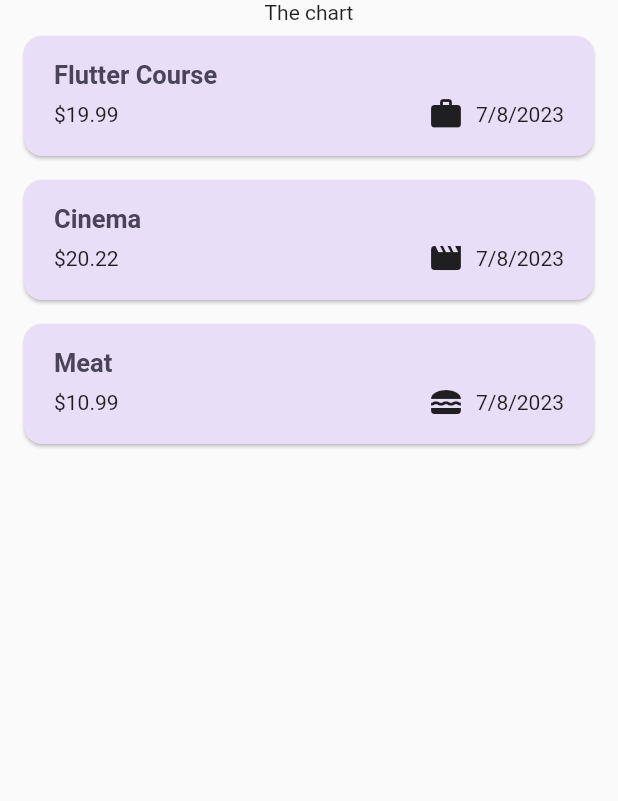
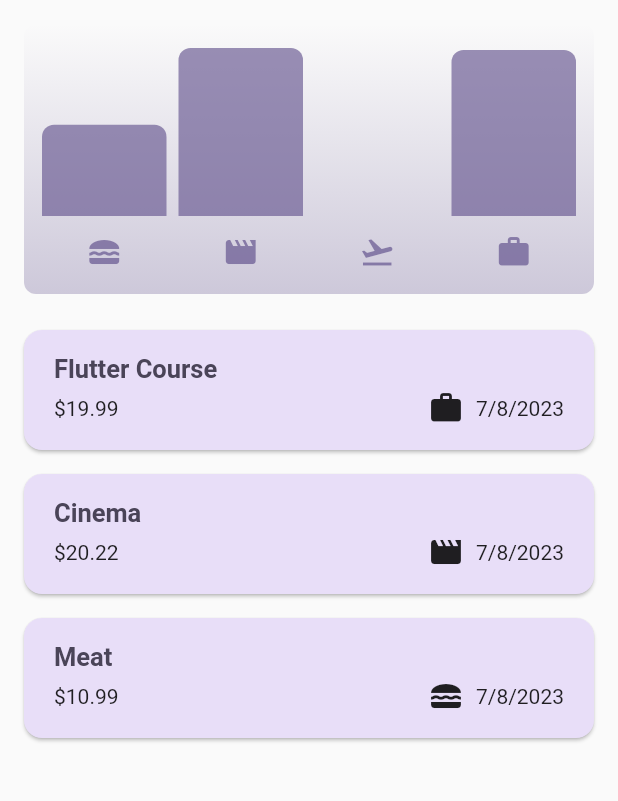
Before and after one commit to baralisachin10/add-your-expenses, a Flutter app: the screen it shows after launch, on a phone screen of 412 x 824 dp, the part 84-885 px from its top. Run offline on Flutter 3.47's test engine with Material 2 defaults, Android fonts, the phone set to English and light mode, and no system bars.

Commit message:
chart and chartbar

```diff
--- a/lib/main.dart
+++ b/lib/main.dart
@@ -6,14 +6,27 @@
 );
 
 var kColorDarkScheme = ColorScheme.fromSeed(
+  brightness: Brightness.dark,
   seedColor: const Color.fromARGB(255, 5, 99, 125),
 );
 
 void main() {
   runApp(
     MaterialApp(
-      darkTheme: ThemeData.dark()
-          .copyWith(useMaterial3: true, colorScheme: kColorDarkScheme),
+      darkTheme: ThemeData.dark().copyWith(
+        useMaterial3: true,
+        colorScheme: kColorDarkScheme,
+        cardTheme: const CardTheme().copyWith(
+          color: kColorDarkScheme.onSecondary,
+          margin: const EdgeInsets.symmetric(horizontal: 16, vertical: 8),
+        ),
+        elevatedButtonTheme: ElevatedButtonThemeData(
+          style: ElevatedButton.styleFrom(
+            backgroundColor: kColorDarkScheme.primaryContainer,
+            foregroundColor: kColorDarkScheme.onPrimaryContainer,
+          ),
+        ),
+      ),
       theme: ThemeData().copyWith(
         useMaterial3: true,
         colorScheme: kColorScheme,
@@ -38,6 +51,7 @@
             )),
       ),
       debugShowCheckedModeBanner: false,
+      themeMode: ThemeMode.system,
       home: const Expenses(),
     ),
   );
--- a/lib/models/expense.dart
+++ b/lib/models/expense.dart
@@ -33,3 +33,27 @@
     return formatter.format(date);
   }
 }
+
+class ExpenseBucket {
+  final Category category;
+  final List<Expense> expenses;
+
+  ExpenseBucket.forCategory(List<Expense> allExpenses, this.category)
+      : expenses = allExpenses
+            .where((expense) => expense.category == category)
+            .toList();
+
+  const ExpenseBucket({
+    required this.category,
+    required this.expenses,
+  });
+
+  double get totalExpenses {
+    double sum = 0;
+
+    for (final expense in expenses) {
+      sum += expense.amount;
+    }
+    return sum;
+  }
+}
--- /dev/null
+++ b/lib/widgets/chart/char_bar.dart
@@ -0,0 +1,34 @@
+import 'package:flutter/material.dart';
+
+class ChartBar extends StatelessWidget {
+  const ChartBar({
+    super.key,
+    required this.fill,
+  });
+
+  final double fill;
+
+  @override
+  Widget build(BuildContext context) {
+    final isDarkMode =
+        MediaQuery.of(context).platformBrightness == Brightness.dark;
+    return Expanded(
+      child: Padding(
+        padding: const EdgeInsets.symmetric(horizontal: 4),
+        child: FractionallySizedBox(
+          heightFactor: fill,
+          child: DecoratedBox(
+            decoration: BoxDecoration(
+              shape: BoxShape.rectangle,
+              borderRadius:
+                  const BorderRadius.vertical(top: Radius.circular(8)),
+              color: isDarkMode
+                  ? Theme.of(context).colorScheme.secondary
+                  : Theme.of(context).colorScheme.primary.withOpacity(0.65),
+            ),
+          ),
+        ),
+      ),
+    );
+  }
+}
--- /dev/null
+++ b/lib/widgets/chart/chart.dart
@@ -0,0 +1,95 @@
+import 'package:flutter/material.dart';
+
+import '../../models/expense.dart';
+import './char_bar.dart';
+
+class Chart extends StatelessWidget {
+  const Chart({super.key, required this.expenses});
+
+  final List<Expense> expenses;
+
+  List<ExpenseBucket> get buckets {
+    return [
+      ExpenseBucket.forCategory(expenses, Category.food),
+      ExpenseBucket.forCategory(expenses, Category.leisure),
+      ExpenseBucket.forCategory(expenses, Category.travel),
+      ExpenseBucket.forCategory(expenses, Category.work),
+    ];
+  }
+
+  double get maxTotalExpense {
+    double maxTotalExpense = 0;
+
+    for (final bucket in buckets) {
+      if (bucket.totalExpenses > maxTotalExpense) {
+        maxTotalExpense = bucket.totalExpenses;
+      }
+    }
+
+    return maxTotalExpense;
+  }
+
+  @override
+  Widget build(BuildContext context) {
+    final isDarkMode =
+        MediaQuery.of(context).platformBrightness == Brightness.dark;
+    return Container(
+      margin: const EdgeInsets.all(16),
+      padding: const EdgeInsets.symmetric(
+        vertical: 16,
+        horizontal: 8,
+      ),
+      width: double.infinity,
+      height: 180,
+      decoration: BoxDecoration(
+        borderRadius: BorderRadius.circular(8),
+        gradient: LinearGradient(
+          colors: [
+            Theme.of(context).colorScheme.primary.withOpacity(0.3),
+            Theme.of(context).colorScheme.primary.withOpacity(0.0)
+          ],
+          begin: Alignment.bottomCenter,
+          end: Alignment.topCenter,
+        ),
+      ),
+      child: Column(
+        children: [
+          Expanded(
+            child: Row(
+              crossAxisAlignment: CrossAxisAlignment.end,
+              children: [
+                for (final bucket in buckets) // alternative to map()
+                  ChartBar(
+                    fill: bucket.totalExpenses == 0
+                        ? 0
+                        : bucket.totalExpenses / maxTotalExpense,
+                  )
+              ],
+            ),
+          ),
+          const SizedBox(height: 12),
+          Row(
+            children: buckets
+                .map(
+                  (bucket) => Expanded(
+                    child: Padding(
+                      padding: const EdgeInsets.symmetric(horizontal: 4),
+                      child: Icon(
+                        categoryIcon[bucket.category],
+                        color: isDarkMode
+                            ? Theme.of(context).colorScheme.secondary
+                            : Theme.of(context)
+                                .colorScheme
+                                .primary
+                                .withOpacity(0.7),
+                      ),
+                    ),
+                  ),
+                )
+                .toList(),
+          )
+        ],
+      ),
+    );
+  }
+}
--- a/lib/widgets/expenses_screen.dart
+++ b/lib/widgets/expenses_screen.dart
@@ -1,3 +1,4 @@
+import 'package:add_your_expenses/widgets/chart/chart.dart';
 import 'package:add_your_expenses/widgets/expense-list/expenses_list.dart';
 import 'package:add_your_expenses/widgets/new_expense.dart';
 import 'package:flutter/material.dart';
@@ -99,7 +100,7 @@
       ),
       body: Column(
         children: [
-          const Text('The chart'),
+          Chart(expenses: _registeredExpenses),
           Expanded(
             child: mainContent,
           ),
```
